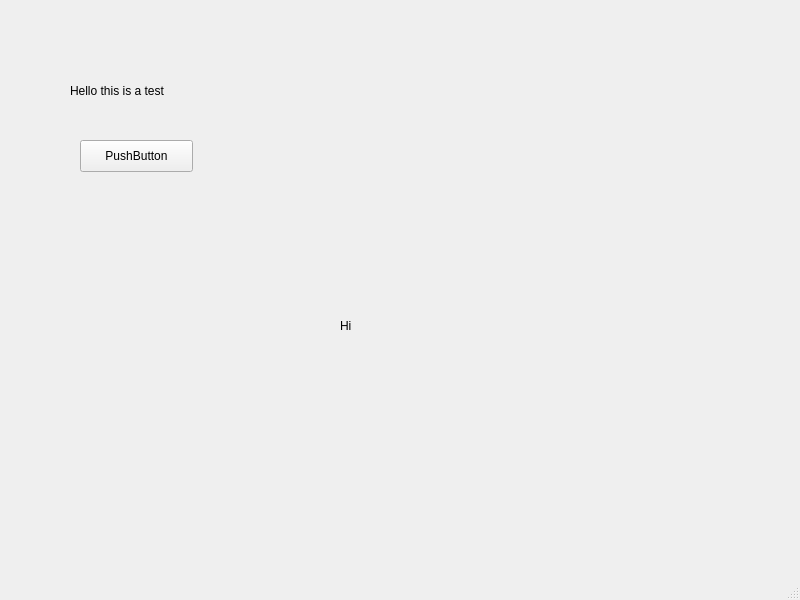
This is MCR-app/mainwindow.ui in maria-gedye/QTapp as Qt 5 draws it before an edit. The edited form follows.
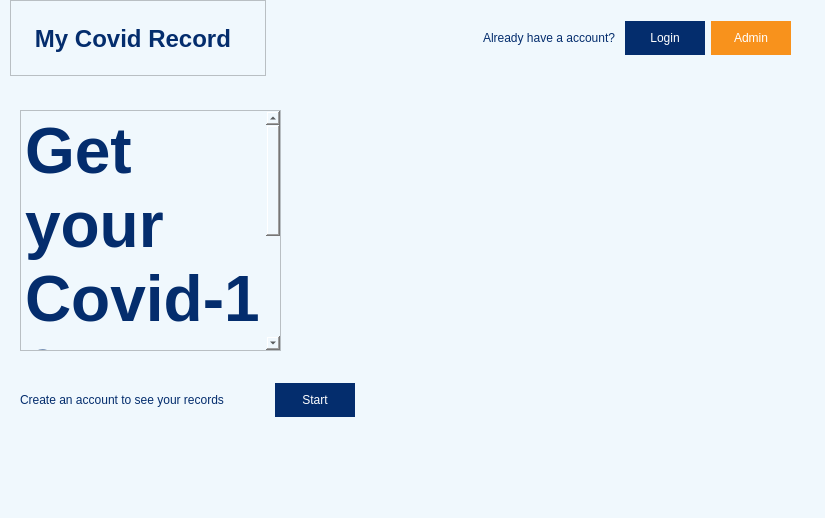
This is the edited form. Icons and pictures are not drawn.

Diff of the .ui file:
```diff
--- a/MCR-app/mainwindow.ui
+++ b/MCR-app/mainwindow.ui
@@ -6,51 +6,205 @@
    <rect>
     <x>0</x>
     <y>0</y>
-    <width>800</width>
-    <height>600</height>
+    <width>825</width>
+    <height>518</height>
    </rect>
   </property>
   <property name="windowTitle">
    <string>MainWindow</string>
   </property>
+  <property name="styleSheet">
+   <string notr="true">background-color: rgb(240, 248, 253);</string>
+  </property>
   <widget class="QWidget" name="centralwidget">
-   <widget class="QLabel" name="label">
+   <widget class="QTextBrowser" name="textBrowser_2">
     <property name="geometry">
      <rect>
-      <x>70</x>
-      <y>70</y>
-      <width>201</width>
-      <height>41</height>
+      <x>20</x>
+      <y>110</y>
+      <width>261</width>
+      <height>241</height>
      </rect>
     </property>
-    <property name="text">
-     <string>Hello this is a test</string>
+    <property name="lineWidth">
+     <number>0</number>
     </property>
+    <property name="html">
+     <string>&lt;!DOCTYPE HTML PUBLIC &quot;-//W3C//DTD HTML 4.0//EN&quot; &quot;http://www.w3.org/TR/REC-html40/strict.dtd&quot;&gt;
+&lt;html&gt;&lt;head&gt;&lt;meta name=&quot;qrichtext&quot; content=&quot;1&quot; /&gt;&lt;style type=&quot;text/css&quot;&gt;
+p, li { white-space: pre-wrap; }
+&lt;/style&gt;&lt;/head&gt;&lt;body style=&quot; font-family:'.AppleSystemUIFont'; font-size:13pt; font-weight:400; font-style:normal;&quot;&gt;
+&lt;p style=&quot; margin-top:0px; margin-bottom:0px; margin-left:0px; margin-right:0px; -qt-block-indent:0; text-indent:0px;&quot;&gt;&lt;span style=&quot; font-size:48pt; font-weight:600; color:#042d6d;&quot;&gt;Get your Covid-19&lt;/span&gt;&lt;span style=&quot; font-size:48pt; font-weight:600;&quot;&gt; &lt;/span&gt;&lt;span style=&quot; font-size:48pt; font-weight:600; color:#4e97d9;&quot;&gt;vaccine records&lt;/span&gt;&lt;/p&gt;&lt;/body&gt;&lt;/html&gt;</string>
+    </property>
    </widget>
-   <widget class="QPushButton" name="pushButton">
+   <widget class="QWidget" name="horizontalLayoutWidget">
     <property name="geometry">
      <rect>
-      <x>80</x>
-      <y>140</y>
-      <width>113</width>
-      <height>32</height>
+      <x>10</x>
+      <y>0</y>
+      <width>781</width>
+      <height>76</height>
      </rect>
     </property>
-    <property name="text">
-     <string>PushButton</string>
+    <layout class="QHBoxLayout" name="horizontalLayout">
+     <item>
+      <widget class="QTextBrowser" name="textBrowser">
+       <property name="html">
+        <string>&lt;!DOCTYPE HTML PUBLIC &quot;-//W3C//DTD HTML 4.0//EN&quot; &quot;http://www.w3.org/TR/REC-html40/strict.dtd&quot;&gt;
+&lt;html&gt;&lt;head&gt;&lt;meta name=&quot;qrichtext&quot; content=&quot;1&quot; /&gt;&lt;style type=&quot;text/css&quot;&gt;
+p, li { white-space: pre-wrap; }
+&lt;/style&gt;&lt;/head&gt;&lt;body style=&quot; font-family:'.AppleSystemUIFont'; font-size:13pt; font-weight:400; font-style:normal;&quot;&gt;
+&lt;p style=&quot;-qt-paragraph-type:empty; margin-top:0px; margin-bottom:0px; margin-left:0px; margin-right:0px; -qt-block-indent:0; text-indent:0px;&quot;&gt;&lt;br /&gt;&lt;/p&gt;
+&lt;p style=&quot; margin-top:0px; margin-bottom:0px; margin-left:0px; margin-right:0px; -qt-block-indent:0; text-indent:0px;&quot;&gt;&lt;span style=&quot; font-size:18pt; font-weight:600; color:#042d6d;&quot;&gt;   My Covid Record&lt;/span&gt;&lt;/p&gt;&lt;/body&gt;&lt;/html&gt;</string>
+       </property>
+      </widget>
+     </item>
+     <item>
+      <spacer name="horizontalSpacer">
+       <property name="orientation">
+        <enum>Qt::Horizontal</enum>
+       </property>
+       <property name="sizeHint" stdset="0">
+        <size>
+         <width>40</width>
+         <height>20</height>
+        </size>
+       </property>
+      </spacer>
+     </item>
+     <item>
+      <widget class="QLabel" name="label">
+       <property name="minimumSize">
+        <size>
+         <width>100</width>
+         <height>0</height>
+        </size>
+       </property>
+       <property name="styleSheet">
+        <string notr="true">color: rgb(4, 45, 109);</string>
+       </property>
+       <property name="text">
+        <string>Already have a account? </string>
+       </property>
+      </widget>
+     </item>
+     <item>
+      <widget class="QPushButton" name="pushButton_login">
+       <property name="minimumSize">
+        <size>
+         <width>80</width>
+         <height>20</height>
+        </size>
+       </property>
+       <property name="styleSheet">
+        <string notr="true">background-color: rgb(4, 45, 109);
+color: rgb(255, 255, 255);
+border: none;
+padding: 10,10,10,10;
+margin: 10, 10, 10, 10;</string>
+       </property>
+       <property name="text">
+        <string>Login</string>
+       </property>
+      </widget>
+     </item>
+     <item>
+      <widget class="QPushButton" name="pushButton_admin">
+       <property name="minimumSize">
+        <size>
+         <width>80</width>
+         <height>20</height>
+        </size>
+       </property>
+       <property name="styleSheet">
+        <string notr="true">background-color: rgb(248, 146, 28);
+color: rgb(255, 255, 255);
+border: none;
+padding: 10,10,10,10;
+margin: 10, 10, 10, 10;</string>
+       </property>
+       <property name="text">
+        <string>Admin</string>
+       </property>
+      </widget>
+     </item>
+    </layout>
+   </widget>
+   <widget class="QWidget" name="horizontalLayoutWidget_2">
+    <property name="geometry">
+     <rect>
+      <x>20</x>
+      <y>360</y>
+      <width>335</width>
+      <height>80</height>
+     </rect>
     </property>
+    <layout class="QHBoxLayout" name="horizontalLayout_2">
+     <item>
+      <widget class="QLabel" name="label_2">
+       <property name="styleSheet">
+        <string notr="true">color: rgb(4, 45, 109);</string>
+       </property>
+       <property name="text">
+        <string>Create an account to see your records</string>
+       </property>
+      </widget>
+     </item>
+     <item>
+      <spacer name="horizontalSpacer_2">
+       <property name="orientation">
+        <enum>Qt::Horizontal</enum>
+       </property>
+       <property name="sizeHint" stdset="0">
+        <size>
+         <width>40</width>
+         <height>20</height>
+        </size>
+       </property>
+      </spacer>
+     </item>
+     <item>
+      <widget class="QPushButton" name="pushButton_start">
+       <property name="minimumSize">
+        <size>
+         <width>80</width>
+         <height>20</height>
+        </size>
+       </property>
+       <property name="styleSheet">
+        <string notr="true">background-color: rgb(4, 45, 109);
+color: rgb(255, 255, 255);
+border: none;
+padding: 10,10,10,10;
+margin: 10, 10, 10, 10;</string>
+       </property>
+       <property name="text">
+        <string>Start</string>
+       </property>
+      </widget>
+     </item>
+    </layout>
    </widget>
-   <widget class="QLabel" name="label_2">
+   <widget class="QLabel" name="label_3_mainimage">
     <property name="geometry">
      <rect>
-      <x>340</x>
-      <y>320</y>
-      <width>54</width>
-      <height>12</height>
+      <x>400</x>
+      <y>130</y>
+      <width>391</width>
+      <height>311</height>
      </rect>
     </property>
     <property name="text">
-     <string>Hi</string>
+     <string/>
+    </property>
+    <property name="pixmap">
+     <pixmap>../../Desktop/QT-projects/Layouts/Images/whanau.2d006e8f.png</pixmap>
+    </property>
+    <property name="scaledContents">
+     <bool>true</bool>
+    </property>
+    <property name="alignment">
+     <set>Qt::AlignCenter</set>
     </property>
    </widget>
   </widget>
```
Left out of the diff: 10 changed lines with no effect on the pictures.
